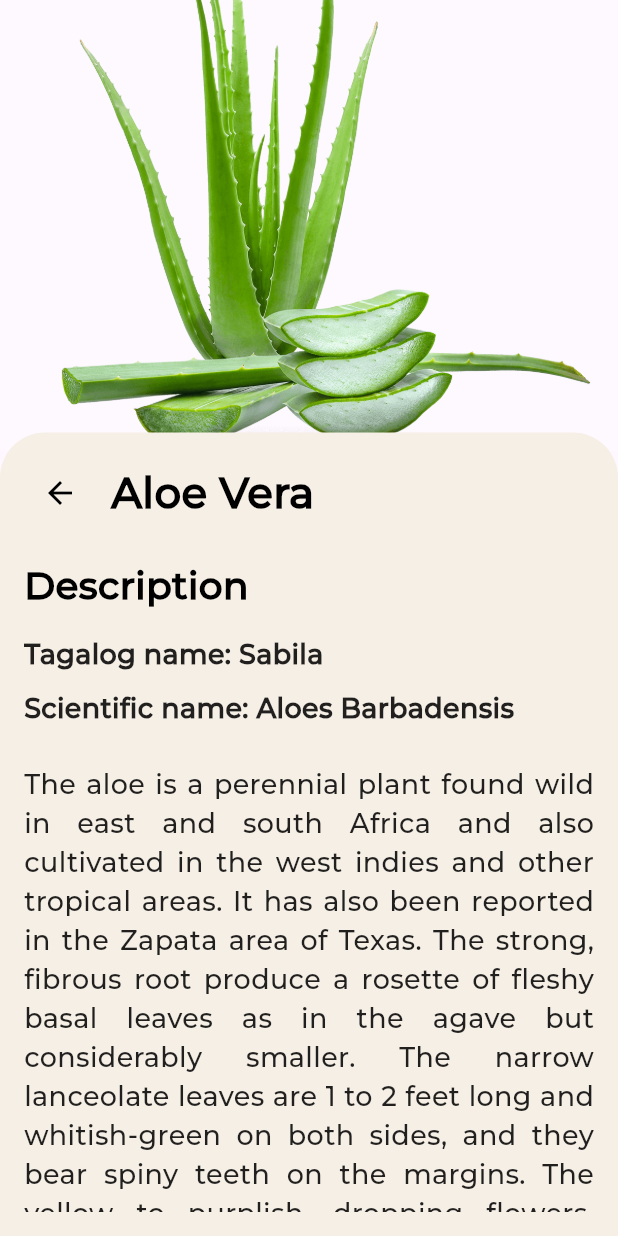
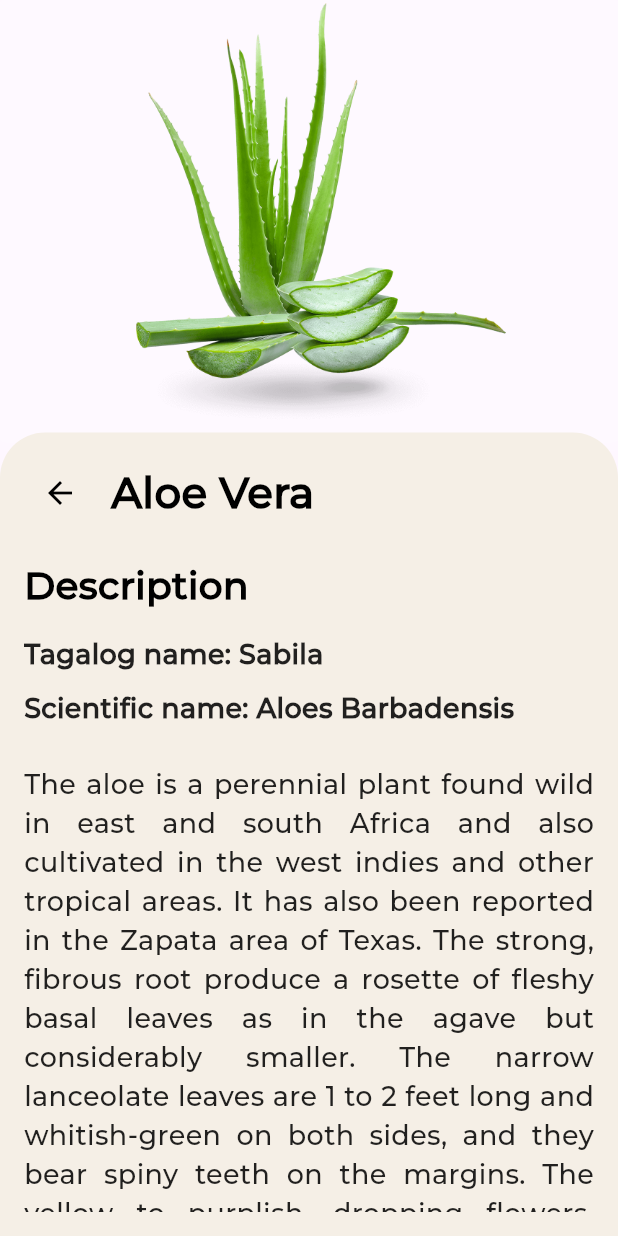
Before and after one commit to AmbherChris/gg-app-to-edit, a Flutter app: the PlantScreen screen opened directly with sample values from the repository, on a phone screen of 412 x 824 dp. Run offline on Flutter 3.47's test engine with Material 3 defaults, Android fonts, the phone set to English and light mode, and no system bars; our stand-ins replace flutter_svg, hive, hive_flutter, shared_preferences; accounts and stored records are empty; project files that could hold a hidden picture were left out.

Commit message:
fix the positioning size of the plant picture in plant module

```diff
--- a/lib/plant_data.dart
+++ b/lib/plant_data.dart
@@ -352,7 +352,7 @@ final allPlants = [
         'The flower is the most popular and beloved of any in the Philippines (and is commonly referred to as the national flower). In decoction it is used as an eye-wash in catarrhal conjunctivitis. In India the flowers and the leaves have a merited reputation as a lactifuge; 2 handfuls of flowers bruised and applied without moistening, once or twice a day, sometimes checks the secretion of the milk within 24 hours, but generally 2 or 3 days are required for a complete effect.',
     benefits: 'test',
     process: 'test',
-    image_path: 'assets/plants/jasmine.png',
+    image_path: 'assets/plants/Jasmine.png',
   ),
   Plant(
     eng_name: 'Jujube Plum',
--- a/lib/screens/plant_screen.dart
+++ b/lib/screens/plant_screen.dart
@@ -81,7 +81,7 @@ class _PlantScreenState extends State<PlantScreen> {
                 decoration: BoxDecoration(
                   image: DecorationImage(
                     image: AssetImage(widget.plant.image_path),
-                    fit: BoxFit.cover,
+                    fit: BoxFit.scaleDown,
                   ),
                   boxShadow: [
                     BoxShadow(
```
